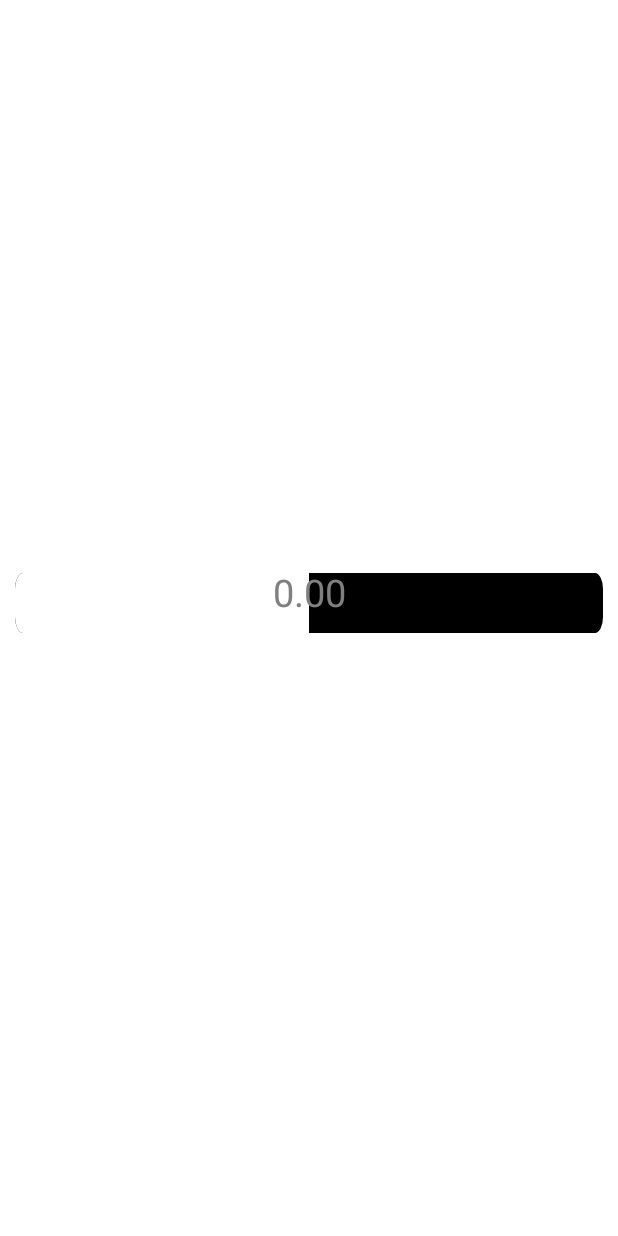
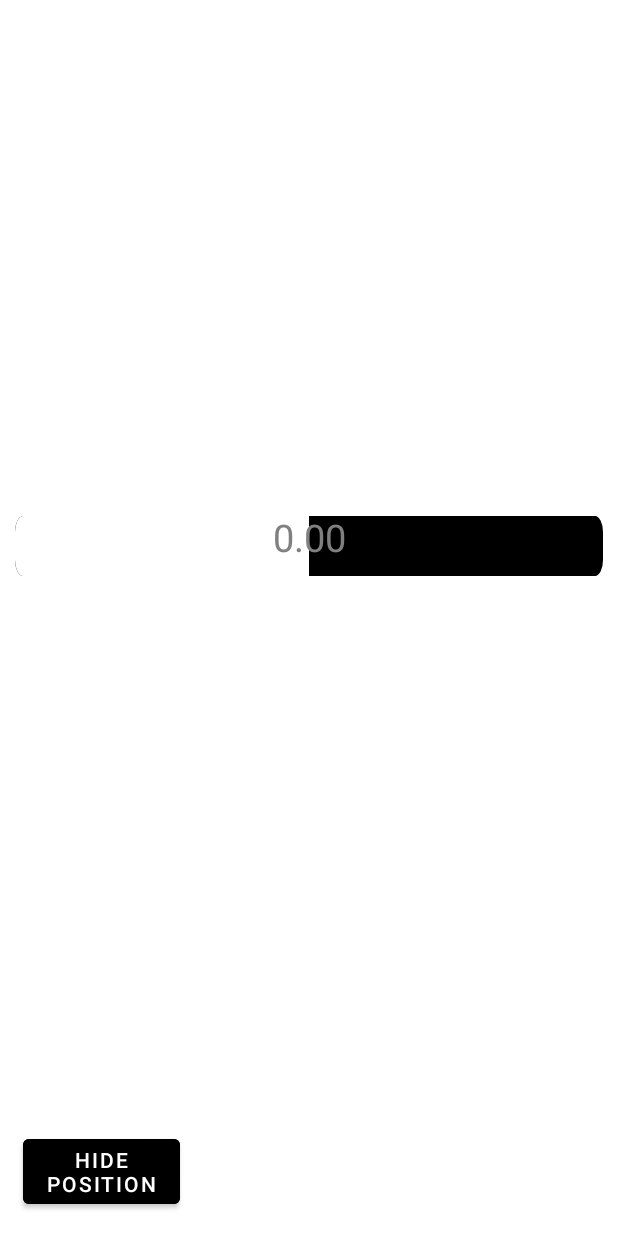
Before and after one commit to Szakul1/chessApp, an Android app: the layout fragment_game.xml on its own in the app's theme, with its tools: preview values and no code run, on a phone screen of 412 x 824 dp. Run offline under Robolectric (Android 15) with nearby library versions, the phone set to English and light mode, and no system bars.

Commit message:
Fix alpha beta, add some options
Fixed alpha beta search.
Added quiescence search.
Added positional, material rating.
Bot is making basic moves (does not give pieces for free
finds mate in two).
Added color choice option, hide position bar button.

```diff
--- a/app/src/main/res/layout/fragment_game.xml
+++ b/app/src/main/res/layout/fragment_game.xml
@@ -1,5 +1,6 @@
 <?xml version="1.0" encoding="utf-8"?>
-<RelativeLayout xmlns:android="http://schemas.android.com/apk/res/android"
+<androidx.constraintlayout.widget.ConstraintLayout xmlns:android="http://schemas.android.com/apk/res/android"
+    xmlns:app="http://schemas.android.com/apk/res-auto"
     xmlns:tools="http://schemas.android.com/tools"
     android:layout_width="match_parent"
     android:layout_height="match_parent"
@@ -12,11 +13,17 @@
         android:layout_width="match_parent"
         android:layout_height="wrap_content"
         android:layout_above="@+id/board"
-        android:max="1000000"
-        android:progress="500000"
+        android:max="20000"
+        android:progress="10000"
         android:progressBackgroundTint="@color/black"
         android:progressTint="@color/white"
-        android:scaleY="2" />
+        android:scaleY="2"
+        app:layout_constraintBottom_toTopOf="@+id/board"
+        app:layout_constraintEnd_toEndOf="parent"
+        app:layout_constraintHorizontal_bias="0.157"
+        app:layout_constraintStart_toStartOf="parent"
+        app:layout_constraintTop_toTopOf="parent"
+        app:layout_constraintVertical_bias="0.9" />
 
     <TextView
         android:id="@+id/positionValue"
@@ -28,13 +35,34 @@
         android:text="0.00"
         android:textAlignment="center"
         android:textColor="@color/grey"
-        android:textSize="25sp" />
+        android:textSize="25sp"
+        app:layout_constraintBottom_toTopOf="@+id/board"
+        app:layout_constraintEnd_toEndOf="parent"
+        app:layout_constraintStart_toStartOf="parent"
+        app:layout_constraintTop_toTopOf="parent"
+        app:layout_constraintVertical_bias="0.9"/>
 
     <LinearLayout
         android:id="@+id/board"
         android:layout_width="match_parent"
         android:layout_height="wrap_content"
-        android:layout_centerInParent="true"
-        android:orientation="horizontal" />
+        android:orientation="horizontal"
+        app:layout_constraintBottom_toBottomOf="parent"
+        app:layout_constraintEnd_toEndOf="parent"
+        app:layout_constraintTop_toTopOf="parent" />
 
-</RelativeLayout>
+    <Button
+        android:onClick="showProgress"
+        android:layout_width="wrap_content"
+        android:layout_height="wrap_content"
+        android:layout_margin="5sp"
+        android:backgroundTint="@color/black"
+        android:text="Hide\nposition"
+        app:layout_constraintBottom_toBottomOf="parent"
+        app:layout_constraintEnd_toEndOf="parent"
+        app:layout_constraintHorizontal_bias="0"
+        app:layout_constraintStart_toStartOf="parent"
+        app:layout_constraintTop_toBottomOf="@+id/board"
+        app:layout_constraintVertical_bias="1" />
+
+</androidx.constraintlayout.widget.ConstraintLayout>
--- a/app/src/main/res/values/strings.xml
+++ b/app/src/main/res/values/strings.xml
@@ -5,4 +5,5 @@
     <string name="play_with_firend">play with friend</string>
     <string name="play_with_friend">play with friend</string>
     <string name="promotion">Choose promotion</string>
+    <string name="choose_color">Choose color</string>
 </resources>
```
Also changed, not shown: app/src/main/java/com/example/chessapp/MainActivity.java (+34 -0 lines), app/src/main/java/com/example/chessapp/game/Board.java (+11 -19 lines), app/src/main/java/com/example/chessapp/game/logic/Engine.java (+169 -5 lines), app/src/main/java/com/example/chessapp/game/logic/Game.java (+27 -7 lines), app/src/main/java/com/example/chessapp/gui/GameFragment.java (+5 -2 lines), app/src/main/java/com/example/chessapp/gui/ScreenSlidePagerAdapter.java (+6 -1 lines), app/src/main/res/layout/choose_color.xml (added, +47 -0 lines).
